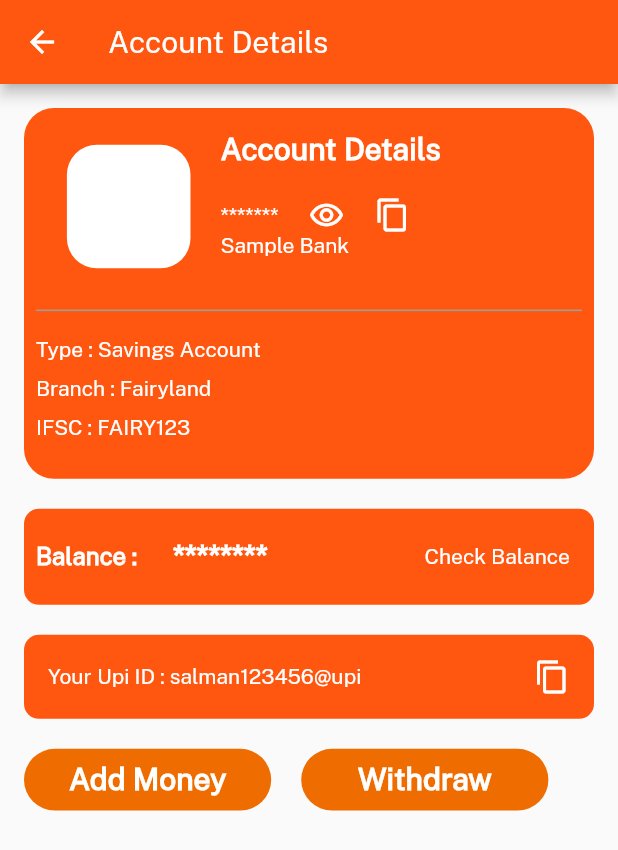
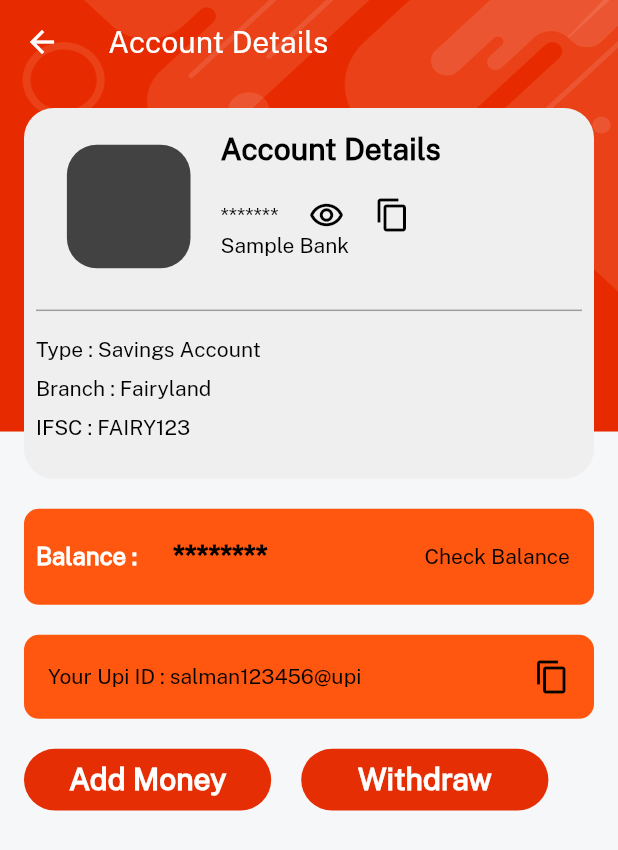
Before and after one commit to salmanulfarisi/business_empire, a Flutter app: the BankScreen screen opened directly, on a phone screen of 412 x 824 dp. Shown: the top 850 px of the screen. Run offline on Flutter 3.47's test engine with Material 2 defaults, Android fonts, the phone set to English and light mode, and no system bars; our stand-ins replace cached_network_image, cloud_firestore, dotted_border, firebase_auth, firebase_core, flutter_spinkit and 7 more; missing offline and left inert: awesome_card; accounts and stored records are empty; network calls fail.

Commit message:
change app color

```diff
--- a/lib/main.dart
+++ b/lib/main.dart
@@ -36,8 +36,10 @@ class MyApp extends StatelessWidget {
         debugShowCheckedModeBanner: false,
         title: appname,
         theme: ThemeData(
+            scaffoldBackgroundColor: Colors.transparent,
             appBarTheme: const AppBarTheme(
               backgroundColor: Colors.transparent,
+              elevation: 0,
             ),
             fontFamily: regular),
         home: const SplashScreen(),
--- a/lib/screen/bank/bank_screen.dart
+++ b/lib/screen/bank/bank_screen.dart
@@ -1,5 +1,7 @@
 import 'package:business_empire/screen/bank/bank_repo.dart';
 import 'package:business_empire/screen/profile/profile_repo.dart';
+import 'package:business_empire/screen/wholesale/shop/widgets/consts.dart';
+import 'package:business_empire/screen/wholesale/widgets/bgwidget.dart';
 import 'package:business_empire/utils/size.dart';
 import 'package:business_empire/utils/style.dart';
 import 'package:business_empire/widgets/button_widget.dart';
@@ -29,9 +31,9 @@ class _BankScreenState extends State<BankScreen> {
   @override
   Widget build(BuildContext context) {
     final size = MediaQuery.of(context).size;
-    return Scaffold(
+    return bgWidget(
+      child: Scaffold(
         appBar: AppBar(
-        backgroundColor: const Color.fromARGB(255, 255, 87, 16),
           title: const Text('Account Details'),
         ),
         body: Padding(
@@ -43,7 +45,7 @@ class _BankScreenState extends State<BankScreen> {
                 height: size.height * 0.3,
                 padding: const EdgeInsets.all(8),
                 decoration: BoxDecoration(
-                color: const Color.fromARGB(255, 255, 87, 16),
+                  color: lightGrey,
                   borderRadius: BorderRadius.circular(20),
                 ),
                 child: Column(
@@ -57,7 +59,7 @@ class _BankScreenState extends State<BankScreen> {
                           width: size.width * 0.2,
                           height: size.height * 0.1,
                           decoration: BoxDecoration(
-                          color: Colors.white,
+                            color: Colors.grey[800],
                             borderRadius: BorderRadius.circular(20),
                           ),
                         ),
@@ -68,7 +70,7 @@ class _BankScreenState extends State<BankScreen> {
                             const Text(
                               "Account Details",
                               style: TextStyle(
-                                color: Colors.white,
+                                  color: Colors.black,
                                   fontSize: 20,
                                   fontWeight: FontWeight.bold),
                             ),
@@ -79,7 +81,8 @@ class _BankScreenState extends State<BankScreen> {
                                     ? ProfileRepo.cardNumber.value.isEmpty
                                         ? const Text(
                                             "000 0000 0000 0000",
-                                          style: TextStyle(color: Colors.white),
+                                            style:
+                                                TextStyle(color: Colors.black),
                                           )
                                         : ValueListenableBuilder(
                                             valueListenable:
@@ -88,7 +91,7 @@ class _BankScreenState extends State<BankScreen> {
                                               return Text(
                                                 value.toString(),
                                                 style: const TextStyle(
-                                                  color: Colors.white),
+                                                    color: Colors.black),
                                               );
                                             })
                                     // ValueListenableBuilder(
@@ -97,20 +100,21 @@ class _BankScreenState extends State<BankScreen> {
                                     //       return Text(
                                     //         value.toString(),
                                     //         style: const TextStyle(
-                                  //             color: Colors.white),
+                                    //             color: Colors.black),
                                     //       );
                                     //     })
                                     : ProfileRepo.cardNumber.value.isEmpty
                                         ? const Text(
                                             "*******",
-                                          style: TextStyle(color: Colors.white),
+                                            style:
+                                                TextStyle(color: Colors.black),
                                           )
                                         : Text(
                                             ProfileRepo.cardNumber.value
                                                 .replaceRange(
                                                     0, 11, "************"),
                                             style: const TextStyle(
-                                              color: Colors.white),
+                                                color: Colors.black),
                                           ),
                                 AppSize().width20,
                                 GestureDetector(
@@ -123,7 +127,7 @@ class _BankScreenState extends State<BankScreen> {
                                     isVisble
                                         ? Icons.remove_red_eye
                                         : Icons.remove_red_eye_outlined,
-                                  color: Colors.white,
+                                    color: Colors.black,
                                   ),
                                 ),
                                 AppSize().width20,
@@ -138,7 +142,7 @@ class _BankScreenState extends State<BankScreen> {
                                   },
                                   child: const Icon(
                                     Icons.copy,
-                                  color: Colors.white,
+                                    color: Colors.black,
                                   ),
                                 ),
                               ],
@@ -146,7 +150,7 @@ class _BankScreenState extends State<BankScreen> {
                             const Text(
                               'Sample Bank',
                               style: TextStyle(
-                              color: Colors.white,
+                                color: Colors.black,
                               ),
                             ),
                           ],
@@ -160,13 +164,13 @@ class _BankScreenState extends State<BankScreen> {
                     ),
                     AppSize().height10,
                     const Text("Type : Savings Account",
-                      style: TextStyle(color: Colors.white)),
+                        style: TextStyle(color: Colors.black)),
                     AppSize().height10,
                     const Text("Branch : Fairyland",
-                      style: TextStyle(color: Colors.white)),
+                        style: TextStyle(color: Colors.black)),
                     AppSize().height10,
                     const Text("IFSC : FAIRY123",
-                      style: TextStyle(color: Colors.white)),
+                        style: TextStyle(color: Colors.black)),
                   ],
                 ),
               ),
@@ -192,7 +196,7 @@ class _BankScreenState extends State<BankScreen> {
                               return Text(
                                 "₹ " + value.toString(),
                                 style: const TextStyle(
-                                  color: Colors.white,
+                                    color: Colors.black,
                                     fontSize: 20,
                                     fontWeight: FontWeight.bold),
                               );
@@ -200,7 +204,7 @@ class _BankScreenState extends State<BankScreen> {
                         : const Text(
                             "********",
                             style: TextStyle(
-                              color: Colors.white,
+                                color: Colors.black,
                                 fontSize: 20,
                                 fontWeight: FontWeight.bold),
                           ),
@@ -213,7 +217,7 @@ class _BankScreenState extends State<BankScreen> {
                       },
                       child: const Text(
                         "Check Balance",
-                      style: TextStyle(color: Colors.white),
+                        style: TextStyle(color: Colors.black),
                       ),
                     )
                   ],
@@ -230,19 +234,20 @@ class _BankScreenState extends State<BankScreen> {
                 child: Row(
                   children: [
                     Text("Your Upi ID : ${ProfileRepo.upiId.value}",
-                      style: const TextStyle(color: Colors.white)),
+                        style: const TextStyle(color: Colors.black)),
                     const Spacer(),
                     GestureDetector(
                       onTap: () {
                         Clipboard.setData(
                             ClipboardData(text: ProfileRepo.upiId.value));
-                      ScaffoldMessenger.of(context).showSnackBar(const SnackBar(
+                        ScaffoldMessenger.of(context)
+                            .showSnackBar(const SnackBar(
                           content: Text('Copied to Clipboard'),
                         ));
                       },
                       child: const Icon(
                         Icons.copy,
-                      color: Colors.white,
+                        color: Colors.black,
                       ),
                     ),
                   ],
@@ -305,7 +310,8 @@ class _BankScreenState extends State<BankScreen> {
                                         size: size,
                                         text: "Add",
                                         onTap: () {
-                                        if (_formKey.currentState!.validate()) {
+                                          if (_formKey.currentState!
+                                              .validate()) {
                                             BankRepo.addAmount(double.parse(
                                                 _amountController.text));
                                             BankRepo().setBankAmount();
@@ -341,6 +347,7 @@ class _BankScreenState extends State<BankScreen> {
             ]),
           ),
         ),
+      ),
     );
   }
 }
--- a/lib/screen/bussiness/bussiness_page.dart
+++ b/lib/screen/bussiness/bussiness_page.dart
@@ -3,6 +3,7 @@ import 'package:business_empire/screen/bussiness/current_shop.dart';
 import 'package:business_empire/screen/bussiness/widgets/bussiness_container.dart';
 import 'package:business_empire/screen/bussiness/widgets/my_bussinesses_card.dart';
 import 'package:business_empire/screen/bussiness/widgets/offline_business.dart';
+import 'package:business_empire/screen/wholesale/shop/widgets/consts.dart';
 import 'package:business_empire/services/add_shop.dart';
 import 'package:business_empire/utils/size.dart';
 import 'package:business_empire/utils/style.dart';
@@ -63,8 +64,9 @@ class _BussinessPageState extends State<BussinessPage> {
     final size = MediaQuery.of(context).size;
 
     return Scaffold(
+      backgroundColor: lightGrey,
       appBar: AppBar(
-        backgroundColor: Colors.orange[800],
+        backgroundColor: redColor,
         title: const Text('Bussiness Page'),
       ),
       body: Padding(
--- a/lib/screen/bussiness/current_shop.dart
+++ b/lib/screen/bussiness/current_shop.dart
@@ -1,3 +1,4 @@
+import 'package:business_empire/screen/wholesale/shop/widgets/consts.dart';
 import 'package:business_empire/utils/style.dart';
 import 'package:cached_network_image/cached_network_image.dart';
 import 'package:flutter/material.dart';
@@ -13,6 +14,7 @@ class CurrentShop extends StatelessWidget {
   Widget build(BuildContext context) {
     final Size size = MediaQuery.of(context).size;
     return Scaffold(
+      backgroundColor: lightGrey,
       body: Stack(
         children: [
           Column(
--- a/lib/screen/bussiness/shop_add.dart
+++ b/lib/screen/bussiness/shop_add.dart
@@ -1,3 +1,4 @@
+import 'package:business_empire/screen/wholesale/shop/widgets/consts.dart';
 import 'package:business_empire/services/add_shop.dart';
 import 'package:business_empire/utils/size.dart';
 import 'package:business_empire/utils/style.dart';
@@ -27,8 +28,9 @@ class _ShopAddState extends State<ShopAdd> {
   Widget build(BuildContext context) {
     final size = MediaQuery.of(context).size;
     return Scaffold(
+        backgroundColor: lightGrey,
         appBar: AppBar(
-          backgroundColor: Colors.orange[800],
+          backgroundColor: redColor,
           title: Text(widget.title),
         ),
         body: Padding(
--- a/lib/screen/bussiness/widgets/offline_business.dart
+++ b/lib/screen/bussiness/widgets/offline_business.dart
@@ -1,6 +1,7 @@
 import 'package:business_empire/model/offline_shops.dart';
 import 'package:business_empire/screen/bussiness/shop_add.dart';
 import 'package:business_empire/screen/bussiness/widgets/shop_container.dart';
+import 'package:business_empire/screen/wholesale/shop/widgets/consts.dart';
 import 'package:business_empire/utils/size.dart';
 import 'package:business_empire/utils/strings.dart';
 import 'package:business_empire/utils/style.dart';
@@ -59,8 +60,9 @@ class _OfflineState extends State<Offline> {
   @override
   Widget build(BuildContext context) {
     return Scaffold(
+      backgroundColor: lightGrey,
       appBar: AppBar(
-        backgroundColor: Colors.orange[800],
+        backgroundColor: redColor,
       ),
       body: Padding(
         padding: const EdgeInsets.all(16.0),
--- a/lib/screen/dashboard.dart
+++ b/lib/screen/dashboard.dart
@@ -1,6 +1,7 @@
 import 'package:business_empire/screen/bussiness/bussiness_page.dart';
 import 'package:business_empire/screen/home.dart';
 import 'package:business_empire/screen/profile/profile.dart';
+import 'package:business_empire/screen/wholesale/shop/widgets/consts.dart';
 import 'package:flutter/cupertino.dart';
 import 'package:flutter/material.dart';
 import 'package:line_icons/line_icons.dart';
@@ -33,10 +34,11 @@ class _DashBoardPageState extends State<DashBoardPage> {
     return Scaffold(
         body: page[currentIndex],
         bottomNavigationBar: BottomNavigationBar(
+          selectedItemColor: redColor,
+          selectedLabelStyle: const TextStyle(fontFamily: semibold),
           type: BottomNavigationBarType.fixed,
-          selectedItemColor: Colors.white,
+          backgroundColor: whiteColor,
           currentIndex: currentIndex,
-          backgroundColor: const Color.fromARGB(255, 255, 87, 16),
           onTap: changePage,
           items: const [
             BottomNavigationBarItem(
--- a/lib/screen/gold/gold.dart
+++ b/lib/screen/gold/gold.dart
@@ -1,5 +1,6 @@
 import 'package:business_empire/screen/gold/gold_repo.dart';
 import 'package:business_empire/screen/gold/widget/gold_container.dart';
+import 'package:business_empire/screen/wholesale/shop/widgets/consts.dart';
 import 'package:business_empire/utils/utils.dart';
 import 'package:business_empire/widgets/banner_container.dart';
 import 'package:business_empire/widgets/button_widget.dart';
@@ -52,9 +53,10 @@ class _GoldPageState extends State<GoldPage> {
     }
 
     return Scaffold(
+      backgroundColor: lightGrey,
       appBar: AppBar(
         centerTitle: true,
-        backgroundColor: Colors.orange[800],
+        backgroundColor: redColor,
         title: Column(
           children: [
             const Text('Digital Gold'),
--- a/lib/screen/pot/pot.dart
+++ b/lib/screen/pot/pot.dart
@@ -3,6 +3,7 @@ import 'dart:developer';
 
 import 'package:business_empire/screen/pot/edit_goal.dart';
 import 'package:business_empire/screen/pot/pot_repo.dart';
+import 'package:business_empire/screen/wholesale/shop/widgets/consts.dart';
 import 'package:business_empire/utils/strings.dart';
 import 'package:business_empire/utils/utils.dart';
 import 'package:business_empire/widgets/money_repository.dart';
@@ -164,8 +165,9 @@ class _PotPageState extends State<PotPage> {
   @override
   Widget build(BuildContext context) {
     return Scaffold(
+      backgroundColor: lightGrey,
       appBar: AppBar(
-        backgroundColor: Colors.orange[800],
+        backgroundColor: redColor,
         centerTitle: true,
         title: Column(
           children: [
--- a/lib/screen/profile/profile.dart
+++ b/lib/screen/profile/profile.dart
@@ -3,6 +3,7 @@ import 'package:business_empire/screen/gold/gold_repo.dart';
 import 'package:business_empire/screen/pot/pot_repo.dart';
 import 'package:business_empire/screen/profile/profile_repo.dart';
 import 'package:business_empire/screen/profile/widgets/player_container.dart';
+import 'package:business_empire/screen/wholesale/widgets/bgwidget.dart';
 import 'package:business_empire/utils/size.dart';
 import 'package:business_empire/widgets/money_repository.dart';
 import 'package:flutter/material.dart';
@@ -27,7 +28,8 @@ class _ProfilePageState extends State<ProfilePage> {
 
   @override
   Widget build(BuildContext context) {
-    return Scaffold(
+    return bgWidget(
+      child: Scaffold(
         body: SafeArea(
           child: Padding(
             padding: const EdgeInsets.all(16.0),
@@ -83,6 +85,7 @@ class _ProfilePageState extends State<ProfilePage> {
             ),
           ),
         ),
+      ),
     );
   }
 }
--- a/lib/screen/wholesale/shop/view/category/category_details.dart
+++ b/lib/screen/wholesale/shop/view/category/category_details.dart
@@ -1,5 +1,6 @@
 import 'package:business_empire/screen/wholesale/shop/view/category/item_details.dart';
 import 'package:business_empire/screen/wholesale/shop/widgets/consts.dart';
+import 'package:business_empire/screen/wholesale/widgets/bgwidget.dart';
 import 'package:flutter/material.dart';
 import 'package:get/get.dart';
 
@@ -9,9 +10,9 @@ class CategoryDetails extends StatelessWidget {
 
   @override
   Widget build(BuildContext context) {
-    return Scaffold(
+    return bgWidget(
+      child: Scaffold(
         appBar: AppBar(
-        backgroundColor: Colors.orange[800],
           title: title!.text.fontFamily(bold).white.make(),
         ),
         body: Container(
@@ -90,6 +91,7 @@ class CategoryDetails extends StatelessWidget {
             ],
           ),
         ),
+      ),
     );
   }
 }
--- a/lib/screen/wholesale/wholesale.dart
+++ b/lib/screen/wholesale/wholesale.dart
@@ -1,5 +1,6 @@
 import 'package:business_empire/model/offline_shops.dart';
 import 'package:business_empire/screen/wholesale/shop/shop.dart';
+import 'package:business_empire/screen/wholesale/shop/widgets/consts.dart';
 import 'package:business_empire/screen/wholesale/widgets/wholesale_shop.dart';
 import 'package:business_empire/utils/navigate_funtions.dart';
 import 'package:business_empire/utils/size.dart';
@@ -61,8 +62,9 @@ class _WholeSaleBussState extends State<WholeSaleBuss> {
   Widget build(BuildContext context) {
     final size = MediaQuery.of(context).size;
     return Scaffold(
+      backgroundColor: lightGrey,
       appBar: AppBar(
-        backgroundColor: Colors.orange[800],
+        backgroundColor: redColor,
         title: const Text('WholeSaleBuss'),
         centerTitle: true,
       ),
--- /dev/null
+++ b/lib/screen/wholesale/widgets/bgwidget.dart
@@ -0,0 +1,11 @@
+import 'package:business_empire/screen/wholesale/shop/widgets/consts.dart';
+import 'package:flutter/material.dart';
+
+Widget bgWidget({Widget? child}) {
+  return Container(
+    decoration: const BoxDecoration(
+        image: DecorationImage(
+            image: AssetImage(imgBackground), fit: BoxFit.fill)),
+    child: child,
+  );
+}
--- a/lib/widgets/button_widget.dart
+++ b/lib/widgets/button_widget.dart
@@ -1,3 +1,4 @@
+import 'package:business_empire/screen/wholesale/shop/widgets/consts.dart';
 import 'package:business_empire/utils/utils.dart';
 import 'package:flutter/material.dart';
 
@@ -25,7 +26,7 @@ class ButtonWidget extends StatelessWidget {
         height: size.height * height!,
         padding: EdgeInsets.all(size.width * 0.02),
         decoration: BoxDecoration(
-          color: Colors.orange[800],
+          color: redColor,
           borderRadius: BorderRadius.circular(30),
         ),
         child: Center(
--- a/lib/widgets/round_button.dart
+++ b/lib/widgets/round_button.dart
@@ -1,3 +1,4 @@
+import 'package:business_empire/screen/wholesale/shop/widgets/consts.dart';
 import 'package:business_empire/utils/utils.dart';
 import 'package:flutter/material.dart';
 
@@ -23,7 +24,7 @@ class RoundButton extends StatelessWidget {
           onTap: onTap,
           child: CircleAvatar(
             radius: 30,
-            backgroundColor: Colors.grey[200],
+            backgroundColor: darkFontGrey.withOpacity(0.1),
             child: IconButton(
               onPressed: onTap,
               icon: Icon(
@@ -65,7 +66,7 @@ class NonVisibleRoundButoon extends StatelessWidget {
           onTap: onTap,
           child: CircleAvatar(
             radius: 30,
-            backgroundColor: Colors.grey[200],
+            backgroundColor: lightGrey,
             child: IconButton(
               onPressed: onTap,
               icon: Icon(
```
Also changed, not shown: lib/screen/home.dart (+11 -7 lines), lib/screen/wholesale/shop/view/cart/cart_screen.dart (+9 -7 lines), lib/screen/wholesale/shop/view/category/category_screen.dart (+5 -2 lines), lib/screen/wholesale/shop/view/profile/profile_screen.dart (+9 -4 lines). Lines whose indentation alone changed are shown as unchanged.
